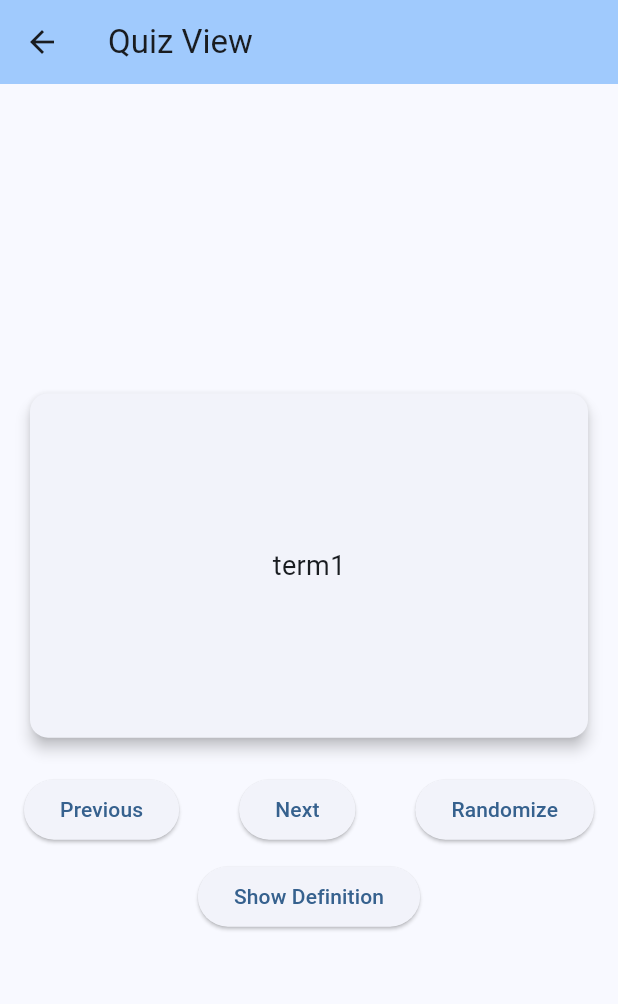
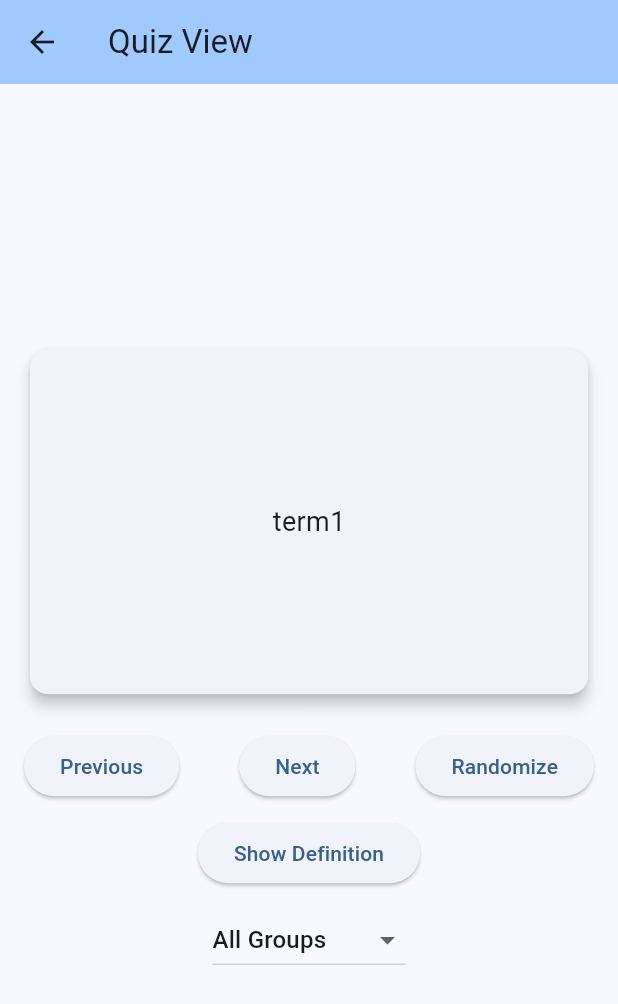
Before and after one commit to aaaluzzi/flashcards_app, a Flutter app: the QuizViewPage screen opened directly, on a phone screen of 412 x 824 dp. Shown: the top 1004 px of the screen. Run offline on Flutter 3.47's test engine with Material 2 defaults, Android fonts, the phone set to English and light mode, and no system bars.

Commit message:
Added groups to main page, add, & quiz view

```diff
--- /dev/null
+++ b/lib/group_view_data.dart
@@ -0,0 +1,6 @@
+class GroupData {
+  final String id;
+  final String name;
+
+  GroupData({required this.id, required this.name});
+}
--- a/lib/quiz_view.dart
+++ b/lib/quiz_view.dart
@@ -14,6 +14,7 @@ class _QuizViewPageState extends State<QuizViewPage> {
   int currentIndex = 0;
   bool showDefinition = false;
   List<int> visitedIndices = [];
+  String? selectedGroupId;
 
   void toggleShowDefinition() {
     setState(() {
@@ -123,6 +124,31 @@ class _QuizViewPageState extends State<QuizViewPage> {
                 onPressed: toggleShowDefinition,
                 child: Text(showDefinition ? 'Show Term' : 'Show Definition'),
               ),
+              const SizedBox(height: 10),
+              DropdownButton<String>(
+                value: selectedGroupId,
+                hint: const Text('Select a group'),
+                onChanged: (newValue) {
+                  setState(() {
+                    selectedGroupId = newValue;
+                    currentIndex = 0;
+                    visitedIndices.clear();
+                    showDefinition = false;
+                  });
+                },
+                items: [
+                  const DropdownMenuItem<String>(
+                    value: null,
+                    child: Text('All Groups'),
+                  ),
+                  ...appState.groups.map((group) {
+                    return DropdownMenuItem<String>(
+                      value: group.id,
+                      child: Text(group.name),
+                    );
+                  }).toList(),
+                ],
+              ),
             ],
           ),
         ),
```
Also changed, not shown: lib/main.dart (+58 -1 lines), 1 other file.
